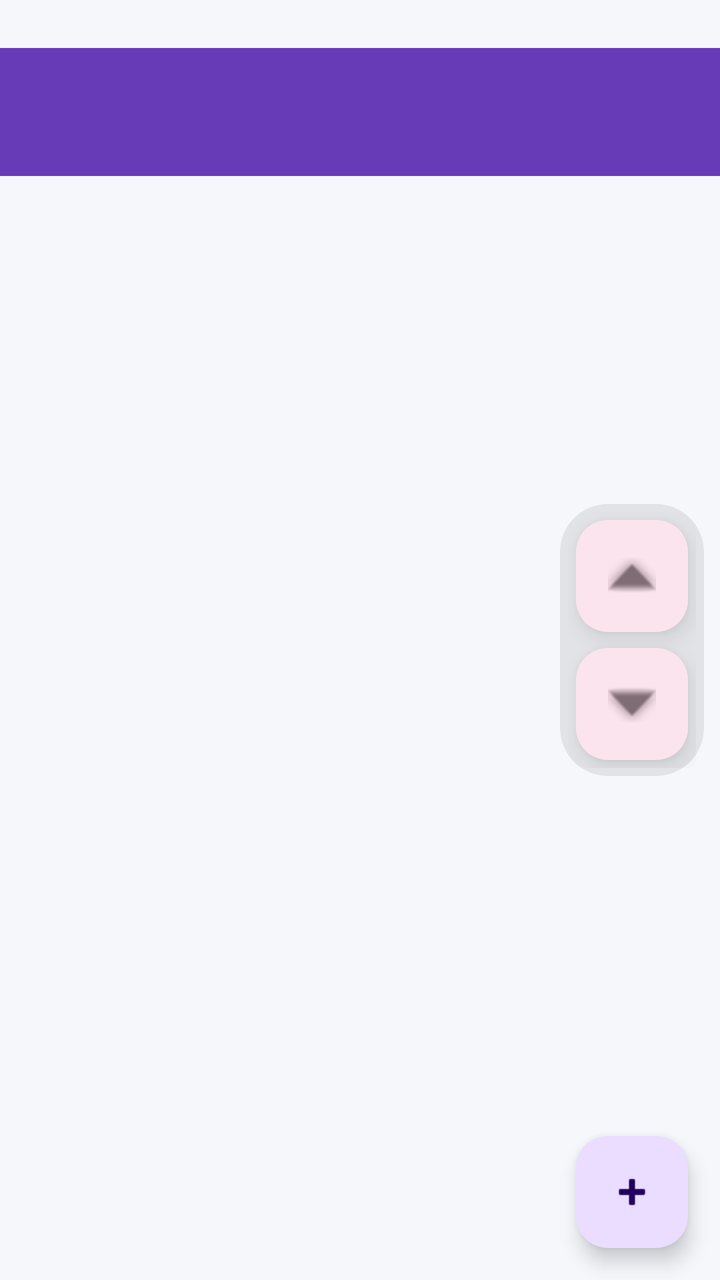
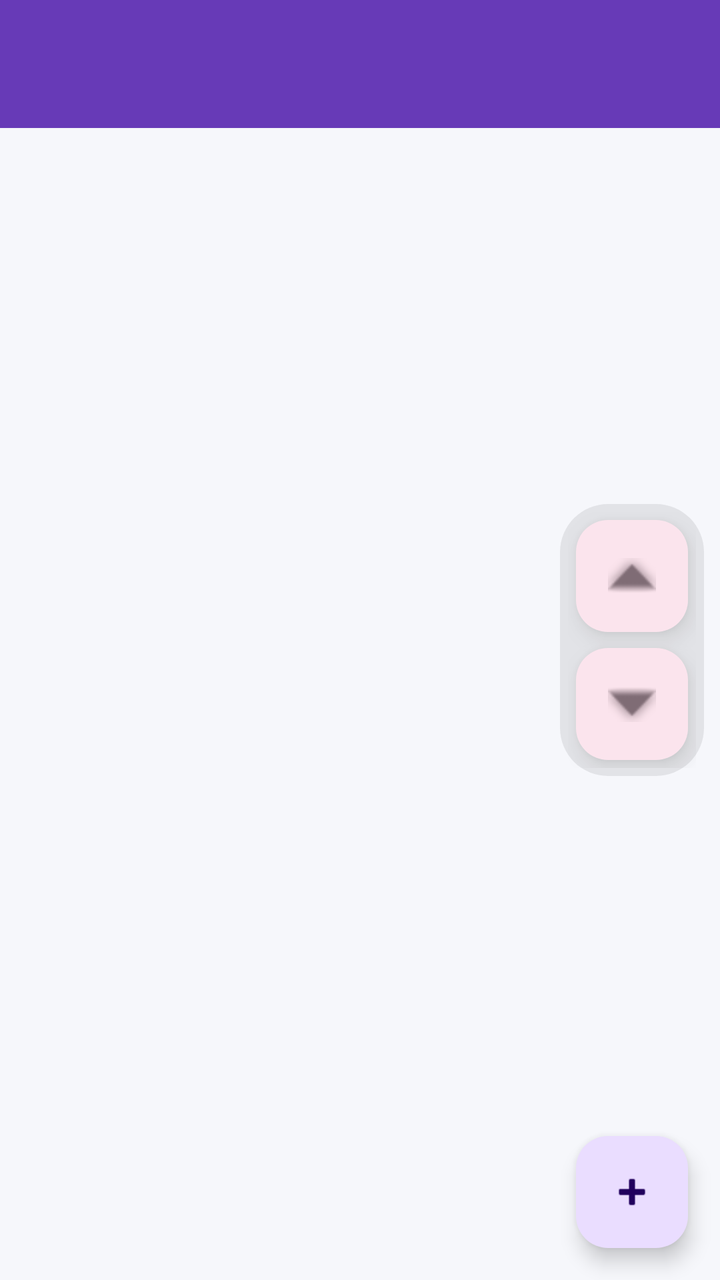

Two renders of the same Android screen: before a commit and after it. Below are the layout's source before the change and the commit's diff.
<!-- AndroidManifest.xml: application theme Theme.CampusConnect -->
<!-- res/layout/activity_marketplace.xml -->
<?xml version="1.0" encoding="utf-8"?>
<androidx.constraintlayout.widget.ConstraintLayout xmlns:android="http://schemas.android.com/apk/res/android"
    xmlns:app="http://schemas.android.com/apk/res-auto"
    android:layout_width="match_parent"
    android:layout_height="match_parent">

    <com.google.android.material.appbar.MaterialToolbar
        android:id="@+id/toolbar"
        android:layout_width="match_parent"
        android:layout_height="?attr/actionBarSize"
        android:layout_marginTop="24dp"
        android:background="?attr/colorPrimary"
        app:titleTextColor="?attr/colorOnPrimary"
        app:layout_constraintTop_toTopOf="parent" />

    <androidx.recyclerview.widget.RecyclerView
        android:id="@+id/marketplaceRecyclerView"
        android:layout_width="match_parent"
        android:layout_height="0dp"
        app:layout_constraintBottom_toBottomOf="parent"
        app:layout_constraintTop_toBottomOf="@id/toolbar" />

    <com.google.android.material.floatingactionbutton.FloatingActionButton
        android:id="@+id/addItemFab"
        android:contentDescription="@string/mk_add"
        android:layout_width="wrap_content"
        android:layout_height="wrap_content"
        android:layout_margin="16dp"
        android:src="@android:drawable/ic_input_add"
        app:layout_constraintBottom_toBottomOf="parent"
        app:layout_constraintEnd_toEndOf="parent" />

    <LinearLayout
        android:id="@+id/emptyState"
        android:layout_width="match_parent"
        android:layout_height="wrap_content"
        android:orientation="vertical"
        android:gravity="center"
        android:padding="32dp"
        android:visibility="gone"
        app:layout_constraintTop_toBottomOf="@id/toolbar"
        app:layout_constraintBottom_toBottomOf="parent"
        app:layout_constraintStart_toStartOf="parent"
        app:layout_constraintEnd_toEndOf="parent">

        <TextView
            android:layout_width="wrap_content"
            android:layout_height="wrap_content"
            android:text="@string/mk_empty_title"
            android:textSize="17sp"
            android:textStyle="bold" />

        <TextView
            android:layout_width="wrap_content"
            android:layout_height="wrap_content"
            android:layout_marginTop="6dp"
            android:gravity="center"
            android:text="@string/mk_empty_sub"
            android:textColor="?android:attr/textColorSecondary" />
    </LinearLayout>

    <LinearLayout
        android:id="@+id/scrollButtons"
        android:layout_width="wrap_content"
        android:layout_height="wrap_content"
        android:layout_marginEnd="8dp"
        android:alpha="0.6"
        android:background="@drawable/bg_scroll_strip"
        android:gravity="center"
        android:orientation="vertical"
        android:padding="4dp"
        app:layout_constraintBottom_toBottomOf="parent"
        app:layout_constraintEnd_toEndOf="parent"
        app:layout_constraintTop_toTopOf="parent">

        <com.google.android.material.floatingactionbutton.FloatingActionButton
            android:id="@+id/scrollUpFab"
            style="@style/Widget.Material3.FloatingActionButton.Tertiary"
            android:layout_width="wrap_content"
            android:layout_height="wrap_content"
            android:layout_margin="4dp"
            app:fabSize="mini"
            app:srcCompat="@android:drawable/arrow_up_float"
            android:contentDescription="Scroll Up" />

        <com.google.android.material.floatingactionbutton.FloatingActionButton
            android:id="@+id/scrollDownFab"
            style="@style/Widget.Material3.FloatingActionButton.Tertiary"
            android:layout_width="wrap_content"
            android:layout_height="wrap_content"
            android:layout_margin="4dp"
            app:fabSize="mini"
            app:srcCompat="@android:drawable/arrow_down_float"
            android:contentDescription="Scroll Down" />
    </LinearLayout>

</androidx.constraintlayout.widget.ConstraintLayout>
<!-- resources referenced by this layout -->
<resources>
  <!-- drawable bg_scroll_strip (drawable) -->
  <?xml version="1.0" encoding="utf-8"?>
  <shape xmlns:android="http://schemas.android.com/apk/res/android">
      <solid android:color="#22000000" />
      <corners android:radius="24dp" />
  </shape>
  <string name="mk_add">List an item</string>
  <string name="mk_empty_sub">Be the first \u2014 tap + to list a book, gadget or anything you want to swap.</string>
  <string name="mk_empty_title">Nothing listed yet</string>
  <style name="Theme.CampusConnect" parent="Base.Theme.CampusConnect" />
  <style name="Base.Theme.CampusConnect" parent="Theme.Material3.DayNight.NoActionBar">
          
          <item name="colorPrimary">@color/primary</item>
          <item name="colorOnPrimary">@color/on_primary</item>
          <item name="colorSecondary">@color/secondary</item>
          <item name="colorOnSecondary">@color/on_secondary</item>
          <item name="colorTertiary">@color/tertiary</item>
          <item name="colorOnTertiary">@color/on_tertiary</item>
          <item name="android:windowBackground">@color/background</item>
          <item name="colorSurface">@color/surface</item>
          <item name="colorOnSurface">@color/on_surface</item>
  
          <item name="colorSurfaceVariant">@color/surface_variant</item>
          <item name="colorOnSurfaceVariant">@color/on_surface_variant</item>
          <item name="colorError">@color/error</item>
          <item name="colorOnError">@color/on_error</item>
          <item name="colorOutline">@color/outline</item>
          <item name="colorOutlineVariant">@color/outline_variant</item>
          <item name="android:statusBarColor">@color/primary</item>
  
          
          <item name="materialCardViewStyle">@style/Widget.CampusConnect.Card</item>
      </style>
  <color name="primary">#673AB7</color>
  <color name="on_primary">#FFFFFF</color>
  <color name="secondary">#009688</color>
  <color name="on_secondary">#FFFFFF</color>
  <color name="tertiary">#FFC107</color>
  <color name="on_tertiary">#000000</color>
  <color name="background">#F6F7FB</color>
  <color name="surface">#FFFFFF</color>
  <color name="on_surface">#1A1C1E</color>
  <color name="surface_variant">#E1E2EC</color>
  <color name="on_surface_variant">#44474E</color>
  <color name="error">#B3261E</color>
  <color name="on_error">#FFFFFF</color>
  <color name="outline">#74777F</color>
  <color name="outline_variant">#C4C6D0</color>
  <style name="Widget.CampusConnect.Card" parent="Widget.Material3.CardView.Elevated">
          <item name="cardCornerRadius">16dp</item>
          <item name="cardElevation">2dp</item>
          <item name="strokeWidth">0dp</item>
      </style>
</resources>

<!-- the commit's change to res/layout/activity_marketplace.xml (unified diff, before → after) -->
@@ -8,7 +8,6 @@
         android:id="@+id/toolbar"
         android:layout_width="match_parent"
         android:layout_height="?attr/actionBarSize"
-        android:layout_marginTop="24dp"
         android:background="?attr/colorPrimary"
         app:titleTextColor="?attr/colorOnPrimary"
         app:layout_constraintTop_toTopOf="parent" />
@@ -81,7 +80,7 @@
             android:layout_margin="4dp"
             app:fabSize="mini"
             app:srcCompat="@android:drawable/arrow_up_float"
-            android:contentDescription="Scroll Up" />
+            android:contentDescription="@string/cd_scroll_up" />
 
         <com.google.android.material.floatingactionbutton.FloatingActionButton
             android:id="@+id/scrollDownFab"
@@ -91,7 +90,7 @@
             android:layout_margin="4dp"
             app:fabSize="mini"
             app:srcCompat="@android:drawable/arrow_down_float"
-            android:contentDescription="Scroll Down" />
+            android:contentDescription="@string/cd_scroll_down" />
     </LinearLayout>
 
 </androidx.constraintlayout.widget.ConstraintLayout>
<!-- resource entries referenced after the edit -->
@@ -6,6 +6,8 @@
       <solid android:color="#22000000" />
       <corners android:radius="24dp" />
   </shape>
+  <string name="cd_scroll_down">Scroll Down</string>
+  <string name="cd_scroll_up">Scroll Up</string>
   <string name="mk_add">List an item</string>
   <string name="mk_empty_sub">Be the first \u2014 tap + to list a book, gadget or anything you want to swap.</string>
   <string name="mk_empty_title">Nothing listed yet</string>
